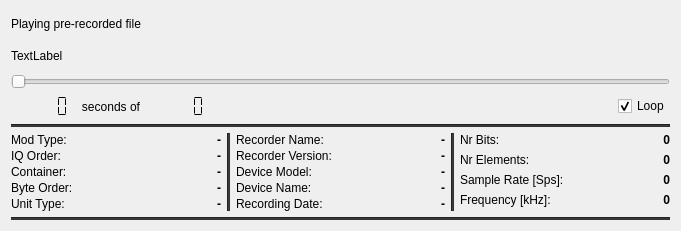
tomneda/DABstar, file src/devices/forms/xmlfiles.ui: the form before one commit.
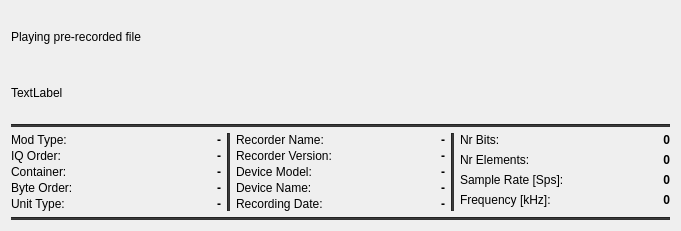
The form after the commit.

Commit message: Add file player slider to main window

Diff of the .ui file:
```diff
--- a/src/devices/forms/xmlfiles.ui
+++ b/src/devices/forms/xmlfiles.ui
@@ -31,76 +31,6 @@
      </property>
     </widget>
    </item>
-   <item>
-    <widget class="QSlider" name="sliderFilePos">
-     <property name="toolTip">
-      <string>Grab the handle and slide to move through the file.</string>
-     </property>
-     <property name="maximum">
-      <number>1000</number>
-     </property>
-     <property name="orientation">
-      <enum>Qt::Orientation::Horizontal</enum>
-     </property>
-    </widget>
-   </item>
-   <item>
-    <layout class="QHBoxLayout" name="horizontalLayout">
-     <item>
-      <widget class="QLCDNumber" name="currentTime">
-       <property name="frameShape">
-        <enum>QFrame::Shape::NoFrame</enum>
-       </property>
-       <property name="segmentStyle">
-        <enum>QLCDNumber::SegmentStyle::Flat</enum>
-       </property>
-      </widget>
-     </item>
-     <item>
-      <widget class="QLabel" name="label_6">
-       <property name="text">
-        <string>seconds of</string>
-       </property>
-       <property name="alignment">
-        <set>Qt::AlignmentFlag::AlignCenter</set>
-       </property>
-      </widget>
-     </item>
-     <item>
-      <widget class="QLCDNumber" name="totalTime">
-       <property name="frameShape">
-        <enum>QFrame::Shape::NoFrame</enum>
-       </property>
-       <property name="segmentStyle">
-        <enum>QLCDNumber::SegmentStyle::Flat</enum>
-       </property>
-      </widget>
-     </item>
-     <item>
-      <spacer name="horizontalSpacer">
-       <property name="orientation">
-        <enum>Qt::Orientation::Horizontal</enum>
-       </property>
-       <property name="sizeHint" stdset="0">
-        <size>
-         <width>40</width>
-         <height>20</height>
-        </size>
-       </property>
-      </spacer>
-     </item>
-     <item>
-      <widget class="QCheckBox" name="cbLoopFile">
-       <property name="text">
-        <string>Loop</string>
-       </property>
-       <property name="checked">
-        <bool>true</bool>
-       </property>
-      </widget>
-     </item>
-    </layout>
-   </item>
    <item>
     <widget class="Line" name="line_3">
      <property name="styleSheet">
```
The commit also changes 23 other files.
